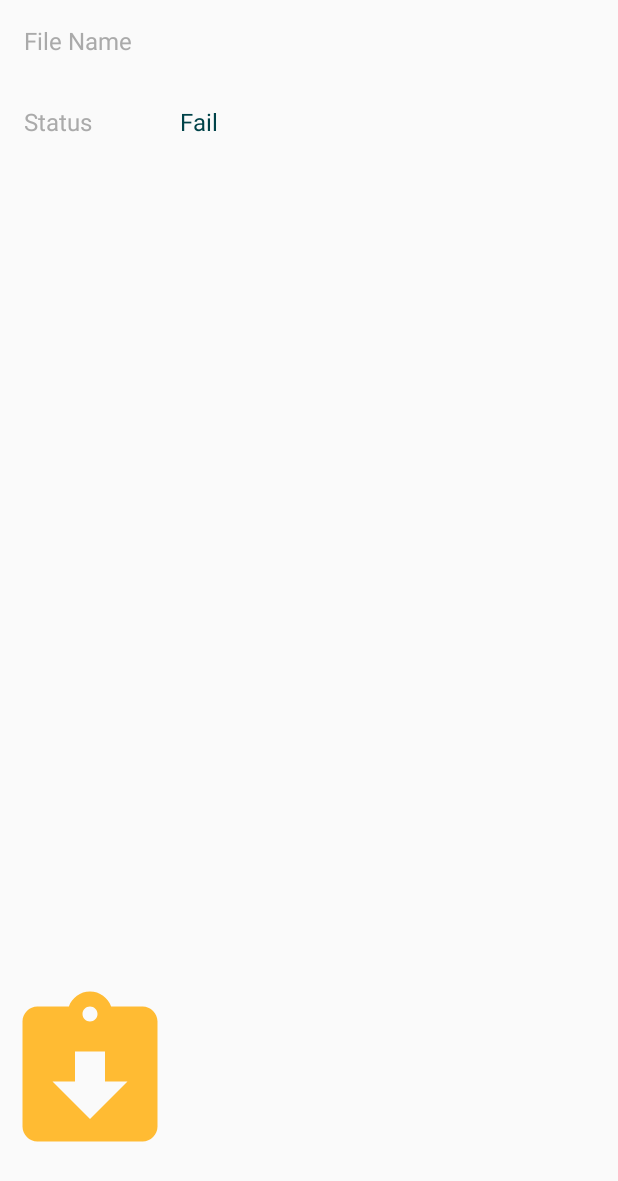
After one commit to ozgegn/AnimatedDownloader, an Android app: the DetailActivity screen opened directly, with no data from a screen before it, on a phone screen of 412 x 824 dp. The commit adds this screen. Shown: the top 1181 px of the screen. Run offline under Robolectric (Android 15) with nearby library versions, the phone set to English and light mode, and no system bars.

Commit message:
detail is added

```diff
--- a/app/src/main/AndroidManifest.xml
+++ b/app/src/main/AndroidManifest.xml
@@ -18,6 +18,7 @@
                 <category android:name="android.intent.category.LAUNCHER" />
             </intent-filter>
         </activity>
+        <activity android:name=".DetailActivity" />
     </application>
 
 </manifest>
--- /dev/null
+++ b/app/src/main/java/com/ozgegn/animateddownloader/DetailActivity.kt
@@ -0,0 +1,40 @@
+package com.ozgegn.animateddownloader
+
+import android.os.Bundle
+import android.widget.Button
+import android.widget.TextView
+import androidx.appcompat.app.AppCompatActivity
+
+class DetailActivity : AppCompatActivity() {
+
+    private val textFileName: TextView by lazy {
+        findViewById(R.id.detail_file_name)
+    }
+    private val textFileStatus: TextView by lazy {
+        findViewById(R.id.detail_file_status)
+    }
+    private val buttonOk: Button by lazy {
+        findViewById(R.id.detail_ok)
+    }
+
+    override fun onCreate(savedInstanceState: Bundle?) {
+        super.onCreate(savedInstanceState)
+        setContentView(R.layout.activity_detail)
+
+        buttonOk.setOnClickListener {
+            finish()
+        }
+
+        val status = intent.getBooleanExtra(STATUS_EXTRA, false)
+        val message  = intent.getStringExtra(MESSAGE_EXTRA)
+
+        textFileStatus.text = if (status) getString(R.string.detail_success) else getString(R.string.detail_fail)
+        textFileName.text = message
+    }
+
+    companion object {
+        const val STATUS_EXTRA = "status"
+        const val MESSAGE_EXTRA = "message"
+    }
+
+}
--- a/app/src/main/java/com/ozgegn/animateddownloader/MainActivity.kt
+++ b/app/src/main/java/com/ozgegn/animateddownloader/MainActivity.kt
@@ -15,6 +15,7 @@ import android.os.Bundle
 import android.widget.RadioButton
 import android.widget.RadioGroup
 import android.widget.Toast
+import androidx.annotation.StringRes
 import androidx.appcompat.app.AppCompatActivity
 import androidx.appcompat.widget.Toolbar
 import androidx.core.app.NotificationCompat
@@ -61,7 +62,6 @@ class MainActivity : AppCompatActivity() {
 
         loadingButton.setOnClickListener {
             onDownloadClicked()
-            loadingButton.startLoading()
         }
 
         createChannel(
@@ -80,7 +80,9 @@ class MainActivity : AppCompatActivity() {
                 val downloadManager = getSystemService(DOWNLOAD_SERVICE) as DownloadManager
                 val cursor = downloadManager.query(query)
                 if (cursor.moveToFirst()) {
-                    sendNotification()
+                    val status = cursor.getInt(cursor.getColumnIndex(DownloadManager.COLUMN_STATUS))
+                    val isSuccess = status == DownloadManager.STATUS_SUCCESSFUL
+                    sendNotification(isSuccess, selectedDownloadOption?.body ?: R.string.download_default_message)
                 }
             }
         }
@@ -115,13 +117,14 @@ class MainActivity : AppCompatActivity() {
         }
     }
 
-    private fun sendNotification() {
+    private fun sendNotification(result: Boolean, @StringRes message: Int) {
         selectedDownloadOption?.let {
             val notificationManager =
                 getSystemService(NotificationManager::class.java) as NotificationManager
             notificationManager.cancelAll()
             notificationManager.sendNotification(
-                getString(it.body),
+                result,
+                getString(message),
                 this
             )
         }
@@ -130,14 +133,17 @@ class MainActivity : AppCompatActivity() {
     private fun onDownloadClicked() {
         when (downloadList.checkedRadioButtonId) {
             radioGlide.id -> {
+                loadingButton.startLoading()
                 selectedDownloadOption = DownLoadOptions.GLIDE
                 download(DownLoadOptions.GLIDE.url)
             }
             radioLoadApp.id -> {
+                loadingButton.startLoading()
                 selectedDownloadOption = DownLoadOptions.UDACITY
                 download(DownLoadOptions.UDACITY.url)
             }
             radioRetrofit.id -> {
+                loadingButton.startLoading()
                 selectedDownloadOption = DownLoadOptions.RETROFIT
                 download(DownLoadOptions.RETROFIT.url)
             }
--- a/app/src/main/java/com/ozgegn/animateddownloader/NotificationUtil.kt
+++ b/app/src/main/java/com/ozgegn/animateddownloader/NotificationUtil.kt
@@ -11,8 +11,11 @@ private val NOTIFICATION_ID = 0
 private val REQUEST_CODE = 0
 private val FLAGS = 0
 
-fun NotificationManager.sendNotification(messageBody: String, applicationContext: Context) {
-    val contentIntent = Intent(applicationContext, MainActivity::class.java)
+fun NotificationManager.sendNotification(status: Boolean, messageBody: String, applicationContext: Context) {
+    val contentIntent = Intent(applicationContext, DetailActivity::class.java).also {
+        it.putExtra(DetailActivity.STATUS_EXTRA, status)
+        it.putExtra(DetailActivity.MESSAGE_EXTRA, messageBody)
+    }
     val contentPendingIntent = PendingIntent.getActivity(
         applicationContext,
         NOTIFICATION_ID,
--- /dev/null
+++ b/app/src/main/res/drawable/ic_baseline_assignment_returned_24.xml
@@ -0,0 +1,5 @@
+<vector android:height="120dp" android:tint="#FFBB33"
+    android:viewportHeight="24" android:viewportWidth="24"
+    android:width="120dp" xmlns:android="http://schemas.android.com/apk/res/android">
+    <path android:fillColor="@android:color/white" android:pathData="M19,3h-4.18C14.4,1.84 13.3,1 12,1c-1.3,0 -2.4,0.84 -2.82,2L5,3c-1.1,0 -2,0.9 -2,2v14c0,1.1 0.9,2 2,2h14c1.1,0 2,-0.9 2,-2L21,5c0,-1.1 -0.9,-2 -2,-2zM12,3c0.55,0 1,0.45 1,1s-0.45,1 -1,1 -1,-0.45 -1,-1 0.45,-1 1,-1zM12,18l-5,-5h3L10,9h4v4h3l-5,5z"/>
+</vector>
--- /dev/null
+++ b/app/src/main/res/layout/activity_detail.xml
@@ -0,0 +1,77 @@
+<?xml version="1.0" encoding="utf-8"?>
+<androidx.constraintlayout.motion.widget.MotionLayout xmlns:android="http://schemas.android.com/apk/res/android"
+    xmlns:app="http://schemas.android.com/apk/res-auto"
+    xmlns:tools="http://schemas.android.com/tools"
+    android:layout_width="match_parent"
+    android:layout_height="match_parent"
+    app:layoutDescription="@xml/detail_motion_scene">
+
+    <androidx.constraintlayout.widget.Barrier
+        android:id="@+id/left_barrier"
+        android:layout_width="0dp"
+        android:layout_height="0dp"
+        app:barrierDirection="end"
+        app:constraint_referenced_ids="detail_file_name_label, detail_file_status_label" />
+
+    <TextView
+        android:id="@+id/detail_file_name_label"
+        style="@style/TextLabelStyle"
+        android:layout_width="0dp"
+        android:layout_height="wrap_content"
+        android:padding="@dimen/detail_padding"
+        android:text="@string/detail_file_name"
+        app:layout_constraintStart_toStartOf="parent"
+        app:layout_constraintTop_toTopOf="parent" />
+
+    <TextView
+        android:id="@+id/detail_file_name"
+        style="@style/TextDetailStyle"
+        android:layout_width="0dp"
+        android:layout_height="wrap_content"
+        android:padding="@dimen/detail_padding"
+        app:layout_constraintEnd_toEndOf="parent"
+        app:layout_constraintStart_toEndOf="@id/left_barrier"
+        app:layout_constraintTop_toTopOf="parent"
+        tools:text="@string/detail_file_name" />
+
+    <TextView
+        android:id="@+id/detail_file_status_label"
+        style="@style/TextLabelStyle"
+        android:layout_width="0dp"
+        android:layout_height="wrap_content"
+        android:padding="@dimen/detail_padding"
+        android:text="@string/detail_status"
+        app:layout_constraintStart_toStartOf="parent"
+        app:layout_constraintTop_toBottomOf="@id/detail_file_name_label" />
+
+    <TextView
+        android:id="@+id/detail_file_status"
+        style="@style/TextDetailStyle"
+        android:layout_width="0dp"
+        android:layout_height="wrap_content"
+        android:padding="@dimen/detail_padding"
+        app:layout_constraintEnd_toEndOf="parent"
+        app:layout_constraintStart_toEndOf="@id/left_barrier"
+        app:layout_constraintTop_toBottomOf="@id/detail_file_name"
+        tools:text="@string/detail_status" />
+
+    <Button
+        android:id="@+id/detail_ok"
+        android:layout_width="0dp"
+        android:layout_height="wrap_content"
+        android:layout_margin="@dimen/button_margin"
+        android:background="@android:color/holo_orange_light"
+        android:text="@string/detail_ok"
+        android:textColor="@color/white"
+        app:layout_constraintBottom_toBottomOf="parent"
+        app:layout_constraintEnd_toEndOf="parent"
+        app:layout_constraintStart_toStartOf="parent" />
+
+    <ImageView
+        android:id="@+id/download"
+        android:layout_width="wrap_content"
+        android:layout_height="wrap_content"
+        app:srcCompat="@drawable/ic_baseline_assignment_returned_24" />
+
+
+</androidx.constraintlayout.motion.widget.MotionLayout>
--- a/app/src/main/res/values/dimens.xml
+++ b/app/src/main/res/values/dimens.xml
@@ -2,4 +2,5 @@
 <resources>
     <dimen name="button_margin">16dp</dimen>
     <dimen name="button_height">60dp</dimen>
+    <dimen name="detail_padding">16dp</dimen>
 </resources>
--- a/app/src/main/res/values/strings.xml
+++ b/app/src/main/res/values/strings.xml
@@ -17,4 +17,11 @@
     <string name="download_glide">Glide - Image Binding Library by BumpTech</string>
     <string name="download_loadApp">LoadApp - Current repository by Udacity</string>
     <string name="download_retrofit">Retrofit - Type-safe HTTP client for Android and Java by Square, Inc</string>
+    <string name="download_default_message">Message can not be taken</string>
+
+    <string name="detail_file_name">File Name</string>
+    <string name="detail_status">Status</string>
+    <string name="detail_ok">OK</string>
+    <string name="detail_success">Success</string>
+    <string name="detail_fail">Fail</string>
 </resources>
--- a/app/src/main/res/values/styles.xml
+++ b/app/src/main/res/values/styles.xml
@@ -16,4 +16,15 @@
     <style name="AppTheme.AppBarOverlay" parent="ThemeOverlay.AppCompat.Dark.ActionBar" />
 
     <style name="AppTheme.PopupOverlay" parent="ThemeOverlay.AppCompat.Light" />
+
+    <style name="TextLabelStyle">
+        <item name="android:textColor">@android:color/darker_gray</item>
+        <item name="android:textSize">16sp</item>
+    </style>
+
+    <style name="TextDetailStyle">
+        <item name="android:textColor">@color/colorPrimaryDark</item>
+        <item name="android:textSize">16sp</item>
+    </style>
+
 </resources>
--- /dev/null
+++ b/app/src/main/res/xml/detail_motion_scene.xml
@@ -0,0 +1,72 @@
+<?xml version="1.0" encoding="utf-8"?>
+<MotionScene xmlns:android="http://schemas.android.com/apk/res/android"
+    xmlns:app="http://schemas.android.com/apk/res-auto">
+
+    <ConstraintSet android:id="@+id/start">
+
+        <Constraint
+            android:id="@id/download"
+            android:layout_width="wrap_content"
+            android:layout_height="wrap_content"
+            android:alpha="1.0"
+            app:layout_constraintStart_toStartOf="parent"
+            app:layout_constraintBottom_toTopOf="@id/detail_ok"/>
+
+        <Constraint
+            android:id="@id/detail_ok"
+            android:layout_width="match_parent"
+            android:layout_height="wrap_content"
+            android:layout_margin="16dp"
+            android:alpha="0.0"
+            app:layout_constraintBottom_toBottomOf="parent"
+            app:layout_constraintStart_toStartOf="parent" />
+
+    </ConstraintSet>
+
+    <ConstraintSet android:id="@+id/end">
+        <Constraint
+            android:id="@id/download"
+            android:layout_width="wrap_content"
+            android:layout_height="wrap_content"
+            android:alpha="0.0"
+            app:layout_constraintEnd_toEndOf="parent"
+            app:layout_constraintBottom_toTopOf="@id/detail_ok" />
+        <Constraint
+            android:id="@id/detail_ok"
+            android:layout_width="match_parent"
+            android:layout_height="wrap_content"
+            android:layout_margin="16dp"
+            android:alpha="1.0"
+            app:layout_constraintBottom_toBottomOf="parent"
+            app:layout_constraintEnd_toEndOf="parent"
+            app:layout_constraintStart_toStartOf="parent" />
+    </ConstraintSet>
+
+    <Transition
+        app:constraintSetEnd="@id/end"
+        app:constraintSetStart="@id/start"
+        app:duration="4000">
+
+        <OnClick
+            app:clickAction="toggle"
+            app:targetId="@id/download" />
+
+        <KeyFrameSet>
+            <KeyPosition
+                app:framePosition="50"
+                app:keyPositionType="parentRelative"
+                app:motionTarget="@id/download"
+                app:percentY="0.5" />
+            <KeyPosition
+                app:framePosition="25"
+                app:keyPositionType="parentRelative"
+                app:motionTarget="@id/download"
+                app:percentY="0.6" />
+            <KeyPosition
+                app:framePosition="75"
+                app:keyPositionType="parentRelative"
+                app:motionTarget="@id/download"
+                app:percentY="0.6" />
+        </KeyFrameSet>
+    </Transition>
+</MotionScene>
```
